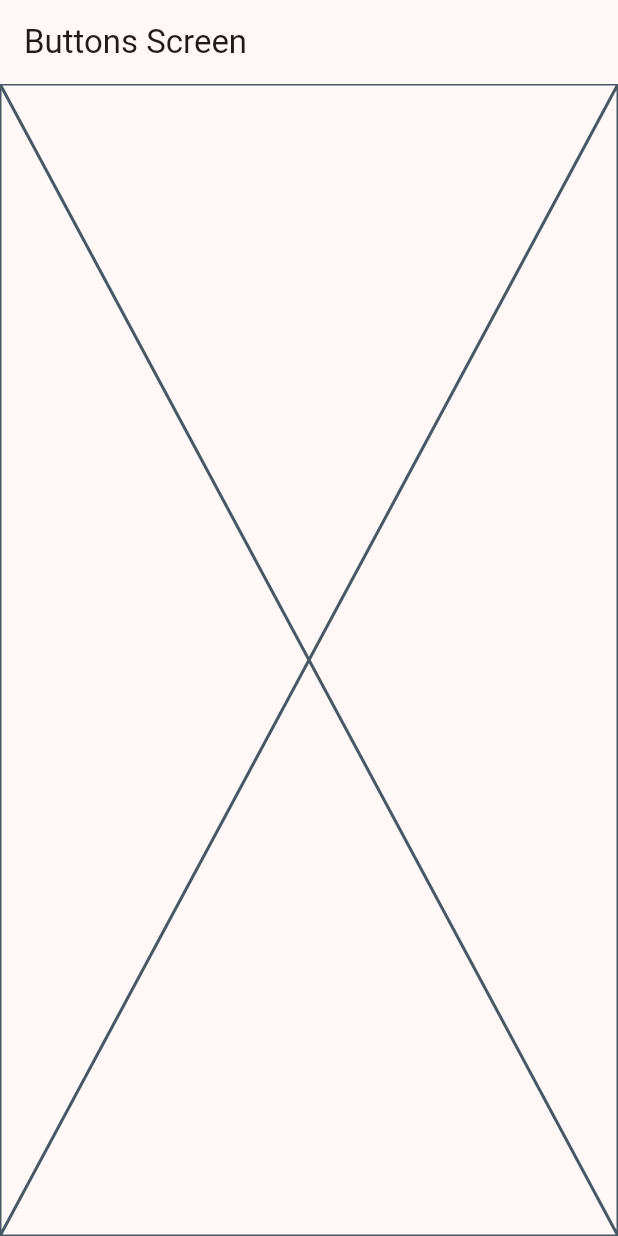
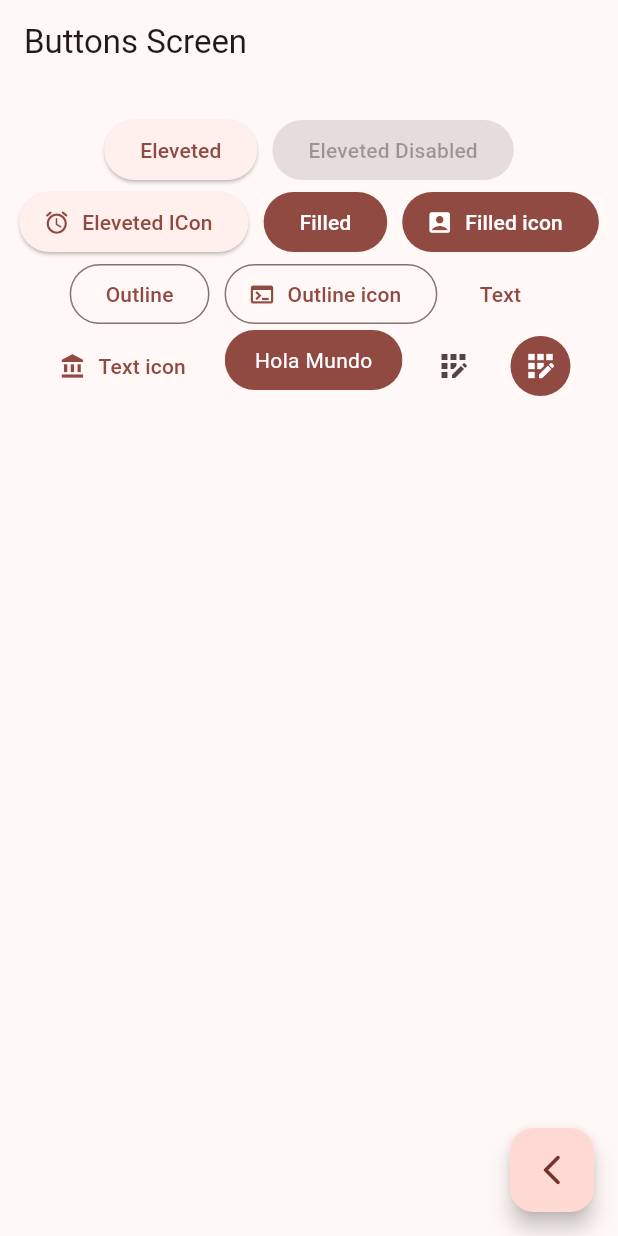
Before and after one commit to FDQM/widgets_app, a Flutter app: the ButtonScreen screen opened by its route, on a phone screen of 412 x 824 dp. Run offline on Flutter 3.47's test engine with Material 3 defaults, Android fonts, the phone set to English and light mode, and no system bars; our stand-ins replace go_router.

Commit message:
Button screen finished

```diff
--- a/lib/presentation/screens/buttons/buttons_screen.dart
+++ b/lib/presentation/screens/buttons/buttons_screen.dart
@@ -1,4 +1,5 @@
 import 'package:flutter/material.dart';
+import 'package:go_router/go_router.dart';
 
 class ButtonScreen extends StatelessWidget {
   static const name = 'buttons_screen';
@@ -11,7 +12,94 @@ class ButtonScreen extends StatelessWidget {
       appBar: AppBar(
         title: const Text('Buttons Screen'),
       ),
-      body: const Placeholder(),
+      body: const _ButtonsView(),
+      floatingActionButton: FloatingActionButton(
+        child: const Icon(Icons.arrow_back_ios_new_rounded),
+        onPressed: () {
+          context.pop();
+        },
+      ),
     );
   }
 }
+
+class _ButtonsView extends StatelessWidget {
+  const _ButtonsView();
+
+  @override
+  Widget build(BuildContext context) {
+    final colors = Theme.of(context).colorScheme;
+    return SizedBox(
+      width: double.infinity,
+      child: Padding(
+        padding: const EdgeInsets.symmetric(horizontal: 10, vertical: 20),
+        child: Wrap(
+          spacing: 10,
+          alignment: WrapAlignment.center,
+          children: [
+            ElevatedButton(onPressed: () {}, child: const Text('Eleveted')),
+            const ElevatedButton(
+                onPressed: null, child: Text('Eleveted Disabled')),
+            ElevatedButton.icon(
+                onPressed: () {},
+                icon: const Icon(Icons.access_alarm_rounded),
+                label: const Text('Eleveted ICon')),
+            FilledButton(onPressed: () {}, child: const Text('Filled')),
+            FilledButton.icon(
+              onPressed: () {},
+              icon: const Icon(Icons.account_box_rounded),
+              label: const Text('Filled icon'),
+            ),
+            OutlinedButton(onPressed: () {}, child: const Text('Outline')),
+            OutlinedButton.icon(
+                onPressed: () {},
+                icon: const Icon(Icons.terminal),
+                label: const Text('Outline icon')),
+            TextButton(onPressed: () {}, child: const Text('Text')),
+            TextButton.icon(
+                onPressed: () {},
+                icon: const Icon(Icons.account_balance_sharp),
+                label: const Text('Text icon')),
+            const CustomButton(),
+            IconButton(
+                onPressed: () {},
+                icon: const Icon(Icons.app_registration_outlined)),
+            IconButton(
+              onPressed: () {},
+              icon: const Icon(Icons.app_registration_outlined),
+              style: ButtonStyle(
+                  backgroundColor: MaterialStatePropertyAll(colors.primary),
+                  iconColor: const MaterialStatePropertyAll(Colors.white)),
+            )
+          ],
+        ),
+      ),
+    );
+  }
+}
+
+class CustomButton extends StatelessWidget {
+  const CustomButton({super.key});
+
+  @override
+  Widget build(BuildContext context) {
+    final colors = Theme.of(context).colorScheme;
+
+    return ClipRRect(
+      borderRadius: BorderRadius.circular(20),
+      child: Material(
+        color: colors.primary,
+        child: InkWell(
+          onTap: () {},
+          child: const Padding(
+            padding: EdgeInsets.symmetric(horizontal: 20.0, vertical: 10.0),
+            child: Text(
+              'Hola Mundo',
+              style: TextStyle(color: Colors.white),
+            ),
+          ),
+        ),
+      ),
+    );
+  }
+}
```
